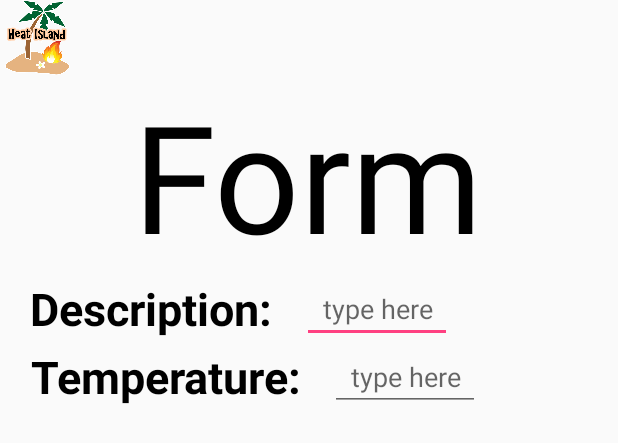
After one commit to HeatIsland/HeatIsland, an Android app: the layout activity_form.xml on its own in the app's theme, with its tools: preview values and no code run, on a phone screen of 412 x 824 dp. The commit adds this screen. Shown: the top 443 px of the screen. Run offline under Robolectric (Android 15) with nearby library versions, the phone set to English and light mode, and no system bars.

Commit message:
adding layout files

```diff
--- /dev/null
+++ b/HeatIsland/app/src/main/res/layout/activity_form.xml
@@ -0,0 +1,81 @@
+<?xml version="1.0" encoding="utf-8"?>
+
+
+
+
+
+<LinearLayout xmlns:android="http://schemas.android.com/apk/res/android"
+    android:orientation="vertical" android:layout_width="match_parent"
+    android:layout_height="match_parent">
+
+    <ImageView
+        android:layout_width="50dp"
+        android:layout_height="50dp"
+        android:src="@drawable/logo"/>
+    <TextView
+        android:layout_gravity="center"
+        android:layout_width="wrap_content"
+        android:layout_height="wrap_content"
+        android:text="Form"
+        android:textSize="100sp"
+        android:textColor="#000000"
+        android:id="@+id/title"
+        />
+    <LinearLayout
+        android:layout_width="match_parent"
+        android:layout_height="wrap_content"
+        android:orientation="horizontal"
+        android:id="@+id/Description">
+        <TextView
+            android:layout_marginLeft="20dp"
+            android:text="@string/form1"
+            android:layout_gravity="center"
+            android:textAlignment="center"
+            android:layout_width="wrap_content"
+            android:layout_height="wrap_content"
+            android:textSize="30sp"
+            android:textStyle="bold"
+            android:textColor="#000000" />
+        <EditText
+            android:layout_marginLeft="20dp"
+            android:textAlignment="center"
+            android:text=""
+            android:layout_gravity="center"
+            android:layout_width="100dp"
+            android:layout_height="wrap_content"
+            android:inputType="text"
+            android:textColor="#000000"
+            android:hint="@string/formhint"
+
+                />
+    </LinearLayout>
+
+    <LinearLayout
+        android:layout_width="match_parent"
+        android:layout_height="wrap_content"
+        android:orientation="horizontal"
+        android:id="@+id/Temperature">
+
+        <TextView
+            android:layout_marginLeft="20dp"
+            android:text="@string/form2"
+            android:layout_gravity="center"
+            android:textAlignment="center"
+            android:layout_width="wrap_content"
+            android:layout_height="wrap_content"
+            android:textSize="30sp"
+            android:textStyle="bold"
+            android:textColor="#000000" />
+        <EditText
+            android:layout_marginLeft="20dp"
+            android:textAlignment="center"
+            android:layout_gravity="center"
+            android:layout_width="100dp"
+            android:layout_height="wrap_content"
+            android:inputType="text"
+            android:hint="@string/formhint"
+
+            android:textColor="#000000" />
+    </LinearLayout>
+
+    </LinearLayout>
--- /dev/null
+++ b/HeatIsland/app/src/main/res/layout/activity_misc.xml
@@ -0,0 +1,6 @@
+<?xml version="1.0" encoding="utf-8"?>
+<LinearLayout xmlns:android="http://schemas.android.com/apk/res/android"
+    android:orientation="vertical" android:layout_width="match_parent"
+    android:layout_height="match_parent">
+
+</LinearLayout>
--- a/HeatIsland/app/src/main/res/values/strings.xml
+++ b/HeatIsland/app/src/main/res/values/strings.xml
@@ -1,3 +1,6 @@
 <resources>
     <string name="app_name">Heat Island</string>
+    <string name = "form1">Description:</string>
+    <string name = "form2">Temperature:</string>
+    <string name = "formhint">type here</string>
 </resources>
```
Also changed, not shown: HeatIsland/app/src/main/java/com/example/s10047816/heatisland/Form.java (added, +23 -0 lines), HeatIsland/app/src/main/java/com/example/s10047816/heatisland/MainActivity.java (+35 -0 lines), HeatIsland/app/src/main/java/com/example/s10047816/heatisland/Miscellaneous.java (added, +7 -0 lines), HeatIsland/app/src/main/res/layout/activity_main.xml (+10 -5 lines), HeatIsland/app/src/main/res/menu/change_page_menu.xml (added, +20 -0 lines), HeatIsland/app/src/main/res/drawable/logo.png (added), 8 other files.
